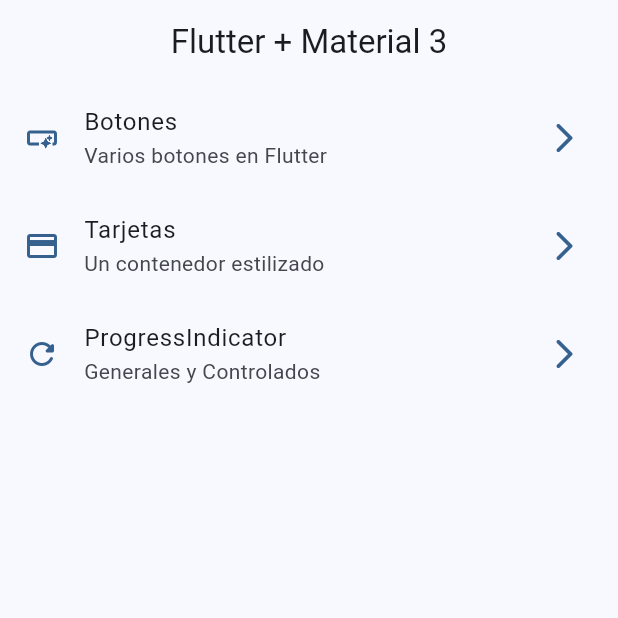
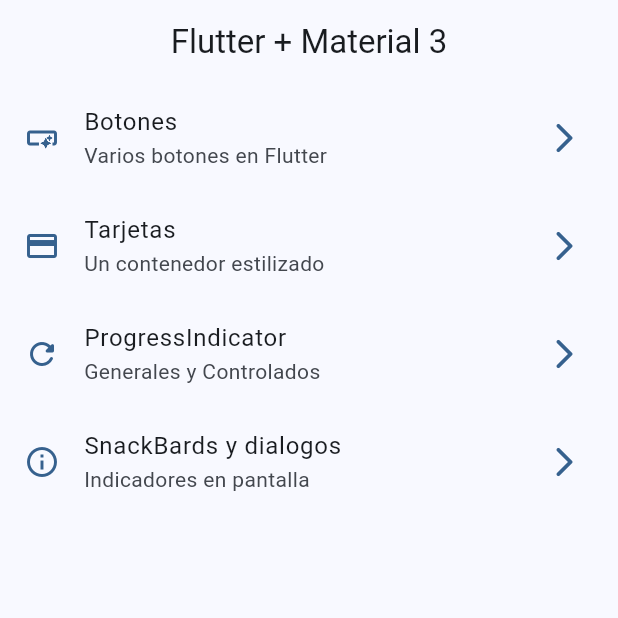
Before and after one commit to LastKing97xd/widgets_app, a Flutter app: the screen it shows after launch, on a phone screen of 412 x 824 dp, the top half of it. Run offline on Flutter 3.47's test engine with Material 3 defaults, Android fonts, the phone set to English and light mode, and no system bars; our stand-ins replace go_router.

Commit message:
SnackBars y dialogos terminado

```diff
--- a/lib/config/menu/menu_items.dart
+++ b/lib/config/menu/menu_items.dart
@@ -39,4 +39,10 @@ const List<MenuItem> appMenuItems =[
     icon: Icons.refresh_rounded
   ),
 
+  MenuItem(
+    title: 'SnackBards y dialogos',
+    subTitle: 'Indicadores en pantalla',
+    link: '/snackbars',
+    icon: Icons.info_outline
+  ),
 ];
--- a/lib/config/router/app_router.dart
+++ b/lib/config/router/app_router.dart
@@ -8,26 +8,32 @@ final appRouter = GoRouter(
 
     GoRoute(
       path: '/',
-      name: HomeScreen.name,
+      //name: HomeScreen.name,
       builder: (context, state) => const HomeScreen(),
     ),
 
     GoRoute(
       path: '/buttons',
-      name: ButtonsScreen.name,
+      //name: ButtonsScreen.name,
       builder: (context, state) => const ButtonsScreen(),
     ),
 
     GoRoute(
       path: '/cards',
-      name: CardsScreen.name,
+      //name: CardsScreen.name,
       builder: (context, state) => const CardsScreen(),
     ),
 
     GoRoute(
       path: '/progress',
-      name: ProgressScreen.name,
+      //name: ProgressScreen.name,
       builder: (context, state) => const ProgressScreen(),
+    ),
+
+    GoRoute(
+      path: '/snackbars',
+      //name: SnackbarScreen.name,
+      builder: (context, state) => const SnackbarScreen(),
     ),
   ],
 );
--- a/lib/main.dart
+++ b/lib/main.dart
@@ -12,6 +12,7 @@ class MainApp extends StatelessWidget {
   @override
   Widget build(BuildContext context) {
     return MaterialApp.router(
+      title: 'Widgets App',
       routerConfig: appRouter,
       debugShowCheckedModeBanner: false,
       theme: AppTheme(selectedColor: 0).getTheme(),
--- a/lib/presentation/screens/progress/progress_screen.dart
+++ b/lib/presentation/screens/progress/progress_screen.dart
@@ -48,7 +48,7 @@ class _ControllerProgressIndicator extends StatelessWidget {
   @override
   Widget build(BuildContext context) {
     return StreamBuilder(
-      stream: Stream.periodic(const Duration(seconds: 1), (value){
+      stream: Stream.periodic(const Duration(milliseconds: 300), (value){
         //tiene que ser valor de 0.algo porque el progress indicator recibe esos valores
         return (value * 2)/100;
       }).takeWhile((value) => value < 100),
```
Also changed, not shown: lib/presentation/screens/snackbar/snackbar_screen.dart (+75 -1 lines).
